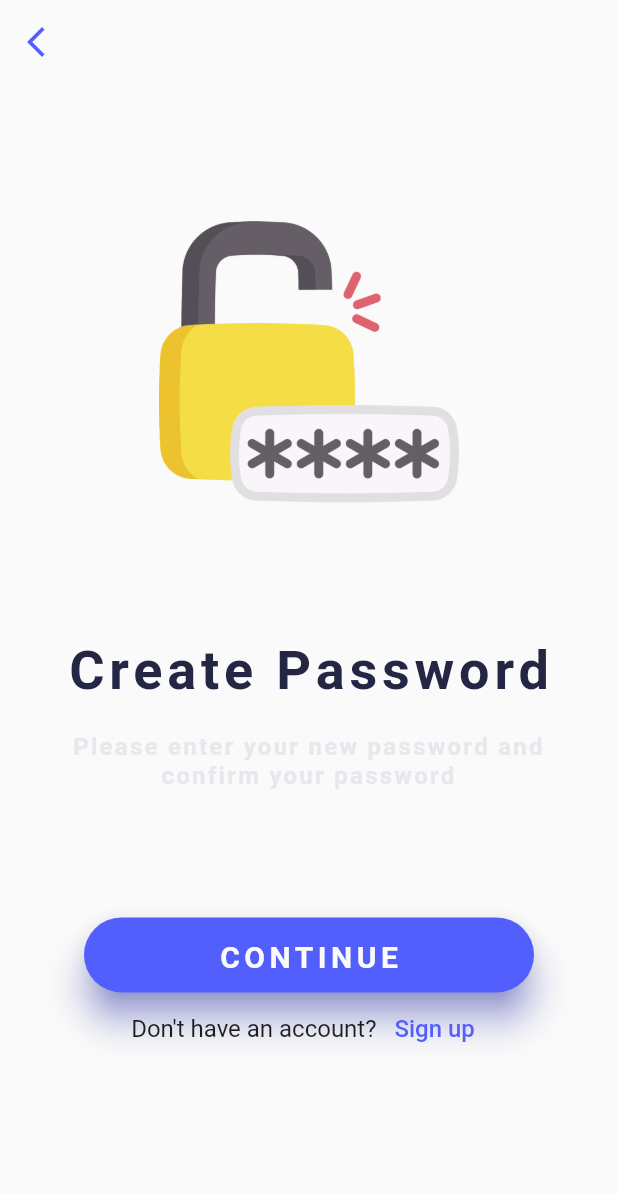
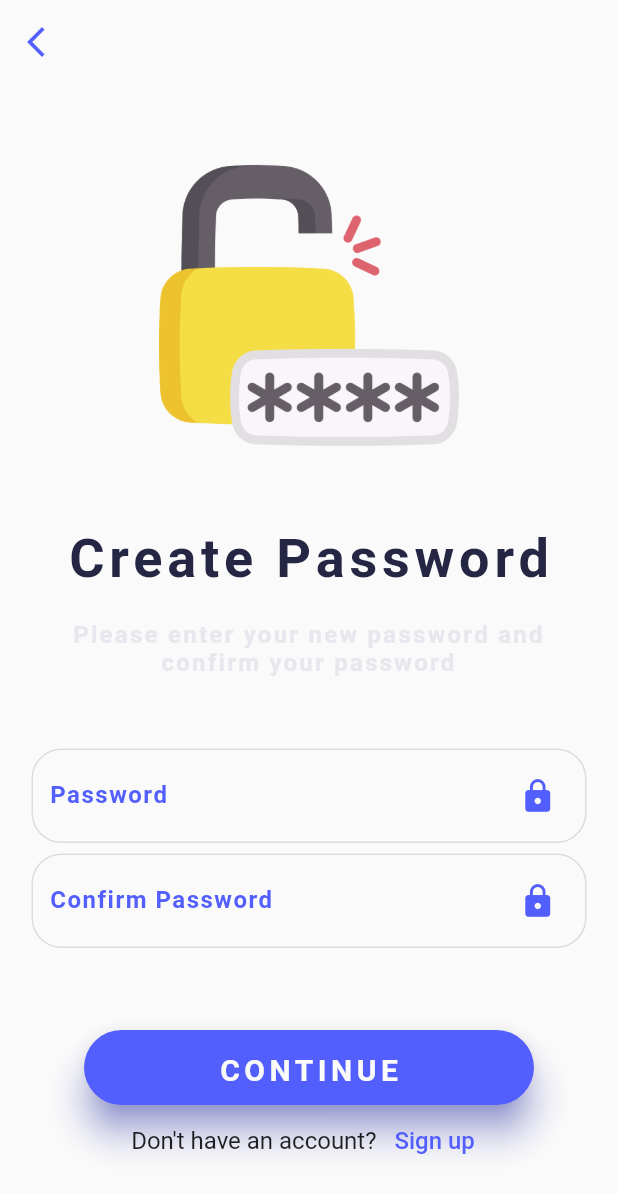
Before and after one commit to RatchanonKhampho/EvStationFinder, a Flutter app: the CreatePassword screen opened directly, on a phone screen of 412 x 824 dp. Shown: the top 1193 px of the screen. Run offline on Flutter 3.47's test engine with Material 2 defaults, Android fonts, the phone set to English and light mode, and no system bars; our stand-ins replace cloud_firestore, connectivity_plus, country_picker, firebase_auth, firebase_core, font_awesome_flutter and 8 more; missing offline and left inert: flutter_facebook_auth; accounts and stored records are empty.

Commit message:
Update create_password.dart

```diff
--- a/lib/screens/create_password.dart
+++ b/lib/screens/create_password.dart
@@ -1,6 +1,8 @@
 import 'package:ev_charger/main.dart';
 import 'package:ev_charger/screens/register.dart';
 import 'package:flutter/material.dart';
+
+import '../widgetd/text_fild.dart';
 
 class CreatePassword extends StatefulWidget {
   const CreatePassword({super.key});
@@ -12,6 +14,8 @@ class CreatePassword extends StatefulWidget {
 class _CreatePasswordState extends State<CreatePassword> {
   @override
   Widget build(BuildContext context) {
+    final TextEditingController _confirmController = TextEditingController();
+    final TextEditingController _passwordController = TextEditingController();
     return Scaffold(
         appBar: AppBar(
           backgroundColor: backgroundwhite,
@@ -71,22 +75,25 @@ class _CreatePasswordState extends State<CreatePassword> {
                           ],
                         ),
                       ),
-                      /*Container(
+                      Container(
                         child: Column(
                           children: [
                             TextFromFile(
+
                               labelText: 'Password ',
                               hintText: 'Enter your password',
                               suffixIcon: Icons.lock,
+                              controller: _passwordController,
                             ),
                             TextFromFile(
                               labelText: 'Confirm Password ',
                               hintText: 'Enter your password',
                               suffixIcon: Icons.lock,
+                              controller: _confirmController,
                             ),
                           ],
                         ),
-                      ),*/
+                      ),
                       Container(
                         child: Column(
                           children: [
```
